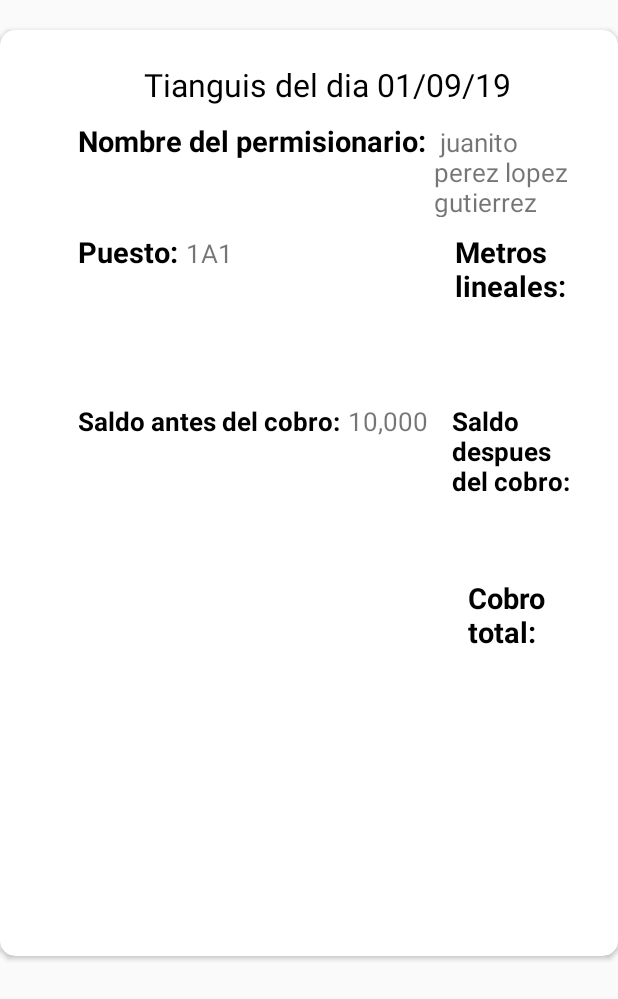
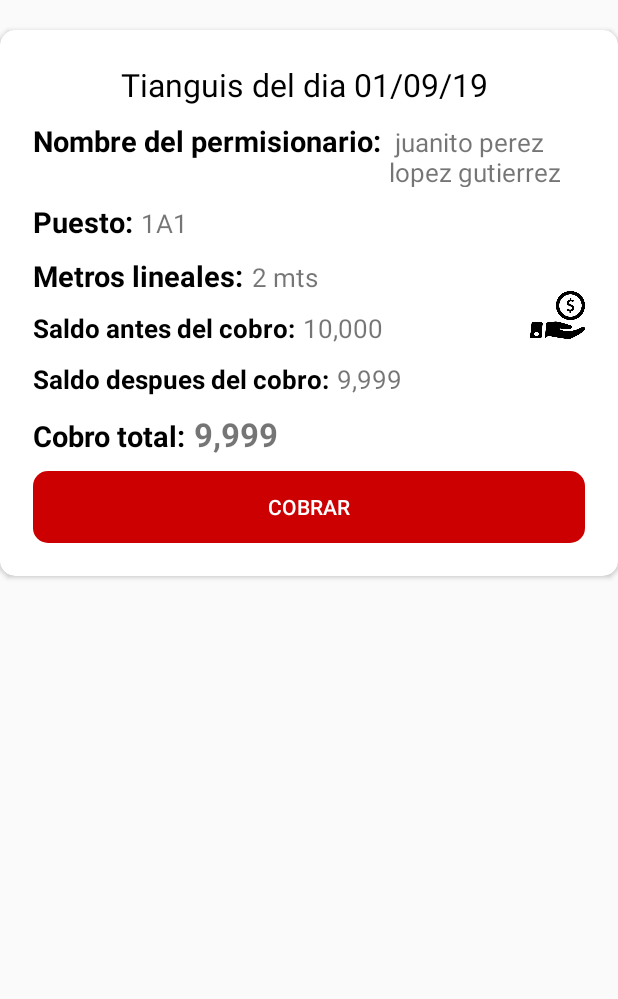
Before and after one commit to mmontoya11/TinguisGDL, an Android app: the layout item_payment.xml on its own in the app's theme, with its tools: preview values and no code run, on a phone screen of 412 x 824 dp. Shown: the top 999 px of the screen. Run offline under Robolectric (Android 15) with nearby library versions, the phone set to English and light mode, and no system bars.

Commit message:
Cambios en UX en cobro y asistencia

```diff
--- a/app/src/main/java/com/perspective/tinaguisgdl/Beans/AdapterPayment.java
+++ b/app/src/main/java/com/perspective/tinaguisgdl/Beans/AdapterPayment.java
@@ -102,6 +102,7 @@ public class AdapterPayment extends RecyclerView.Adapter<AdapterPayment.ViewHold
                 Log.v("pagos",ActivityCobro.gestion.insertarPagos(ActivityCobro.db,pagos) + " <-");
                 holder.btnImprimir.setVisibility(View.VISIBLE);
                 holder.mCobrar.setVisibility(View.GONE);
+                holder.mImageView.setImageResource(R.drawable.chceck);
             }
         });
 
@@ -110,9 +111,7 @@ public class AdapterPayment extends RecyclerView.Adapter<AdapterPayment.ViewHold
             public void onClick(View v) {
                 mBixolonPrinter = new BixolonPrinter(context, ActivityCobro.mHandler, null);
                 mBixolonPrinter.findBluetoothPrinters();
-
                 AlertDialog dialog = null;
-
                 ActivityCobro.showQrCodeDialog(dialog, context);
             }
         });
@@ -136,6 +135,7 @@ public class AdapterPayment extends RecyclerView.Adapter<AdapterPayment.ViewHold
         TextView mSaldoDespues;
         TextView mDescuento;
         TextView mCobroTotal;
+        ImageView mImageView;
 
 
         ViewHolder(View v) {
@@ -151,6 +151,7 @@ public class AdapterPayment extends RecyclerView.Adapter<AdapterPayment.ViewHold
             mDescuento = v.findViewById(R.id.tv_cobro_total);
             mCobroTotal = v.findViewById(R.id.tv_cobro_total);
             btnImprimir = v.findViewById(R.id.btnImprimir);
+            mImageView = v.findViewById(R.id.item_paymentImageView);
 
         }
     }
--- a/app/src/main/res/layout/item_payment.xml
+++ b/app/src/main/res/layout/item_payment.xml
@@ -12,7 +12,6 @@
         android:layout_width="match_parent"
         android:orientation="vertical"
         android:padding="22dp"
-        android:layout_marginLeft="30dp"
         android:layout_height="wrap_content">
         <TextView
             android:id="@+id/tv_nombre_tianguis"
@@ -23,32 +22,43 @@
             android:textColor="@android:color/black"
             android:text="Tianguis del dia 01/09/19 "/>
 
+
         <LinearLayout
-            android:layout_width="match_parent"
-            android:layout_height="wrap_content"
-            android:paddingRight="@dimen/padding_right"
-            android:orientation="horizontal">
-            <TextView
-                android:layout_marginTop="@dimen/padding_top"
             android:layout_width="wrap_content"
             android:layout_height="wrap_content"
-                android:textStyle="bold"
+            android:orientation="horizontal"
+            android:paddingRight="@dimen/padding_right">
+
+            <TextView
+                android:layout_width="wrap_content"
+                android:layout_height="wrap_content"
+                android:layout_marginTop="@dimen/padding_top"
+                android:text="@string/itempayment_nombre"
                 android:textColor="@android:color/black"
                 android:textSize="19sp"
-                android:text="@string/itempayment_nombre" />
+                android:textStyle="bold" />
+
             <TextView
                 android:id="@+id/tv_nombrePermisionario"
+                android:layout_width="wrap_content"
+                android:layout_height="wrap_content"
+                android:layout_marginLeft="@dimen/padding_right"
                 android:layout_marginTop="@dimen/padding_top"
-                android:layout_width="wrap_content"
-                android:textSize="17sp"
-                android:layout_marginLeft="@dimen/padding_right"
-                android:layout_height="wrap_content"
-                android:text=" juanito perez lopez gutierrez "/>
+                android:text=" juanito perez lopez gutierrez "
+                android:textSize="17sp" />
 
 
         </LinearLayout>
+        <RelativeLayout
+            android:layout_width="match_parent"
+            android:layout_height="wrap_content">
             <LinearLayout
-            android:layout_width="match_parent"
+                android:id="@+id/LinearLayout_datos_cobro"
+                android:layout_width="wrap_content"
+                android:layout_height="wrap_content"
+                android:orientation="vertical">
+                <LinearLayout
+                    android:layout_width="wrap_content"
                     android:layout_height="wrap_content"
                     android:paddingRight="@dimen/padding_right"
                     android:orientation="horizontal">
@@ -71,9 +81,17 @@
                         android:text="1A1"/>
 
 
+
+                </LinearLayout>
+                <LinearLayout
+                    android:layout_width="wrap_content"
+                    android:layout_height="wrap_content"
+                    android:paddingRight="@dimen/padding_right"
+                    android:orientation="horizontal">
+
+
                     <TextView
                         android:layout_marginTop="@dimen/padding_top"
-                android:layout_marginLeft="148dp"
                         android:layout_width="wrap_content"
                         android:layout_height="wrap_content"
                         android:textStyle="bold"
@@ -90,11 +108,9 @@
                         android:text="2 mts"/>
 
 
-
-
                 </LinearLayout>
                 <LinearLayout
-            android:layout_width="match_parent"
+                    android:layout_width="wrap_content"
                     android:layout_height="wrap_content"
                     android:paddingRight="@dimen/padding_right"
                     android:orientation="horizontal">
@@ -117,9 +133,20 @@
                         android:text="10,000"/>
 
 
+
+
+                </LinearLayout>
+
+                <LinearLayout
+                    android:layout_width="wrap_content"
+                    android:layout_height="wrap_content"
+                    android:paddingRight="@dimen/padding_right"
+                    android:orientation="horizontal">
+
+
+
                     <TextView
                         android:layout_marginTop="@dimen/padding_top"
-                android:layout_marginLeft="16dp"
                         android:layout_width="wrap_content"
                         android:layout_height="wrap_content"
                         android:textStyle="bold"
@@ -135,39 +162,18 @@
                         android:layout_height="wrap_content"
                         android:text="9,999"/>
 
-
-
-
                 </LinearLayout>
                 <LinearLayout
-            android:layout_width="match_parent"
+                    android:layout_width="wrap_content"
                     android:layout_height="wrap_content"
                     android:paddingRight="@dimen/padding_right"
                     android:orientation="horizontal">
 
-            <TextView
-                android:layout_marginTop="@dimen/padding_top"
-                android:layout_width="wrap_content"
-                android:layout_height="wrap_content"
-                android:textStyle="bold"
-                android:visibility="invisible"
-                android:textColor="@android:color/black"
-                android:textSize="18sp"
-                android:text="@string/itempayment_descuento" />
-            <TextView
-                android:id="@+id/tv_descuento"
-                android:layout_marginTop="@dimen/padding_top"
-                android:layout_width="wrap_content"
-                android:textSize="17sp"
-                android:visibility="invisible"
-                android:layout_marginLeft="@dimen/padding_right"
-                android:layout_height="wrap_content"
-                android:text="100%"/>
+
 
 
                     <TextView
                         android:layout_marginTop="@dimen/padding_top"
-                android:layout_marginLeft="120dp"
                         android:layout_width="wrap_content"
                         android:layout_height="wrap_content"
                         android:textStyle="bold"
@@ -185,25 +191,36 @@
                         android:text="9,999"/>
                 </LinearLayout>
 
+            </LinearLayout>
+            <ImageView
+                android:id="@+id/item_paymentImageView"
+                android:layout_toRightOf="@id/LinearLayout_datos_cobro"
+                android:layout_width="100dp"
+                android:src="@drawable/cobro"
+                android:layout_marginTop="35dp"
+                android:layout_marginLeft="80dp"
+                android:layout_height="100dp" />
+        </RelativeLayout>
+
+
         <Button
             android:id="@+id/btn_registrar_cobro"
-            android:layout_marginLeft="400dp"
             android:textColor="@android:color/white"
+            android:layout_marginTop="10dp"
             android:visibility="visible"
-            android:background="@drawable/btn_rounded"
+            android:background="@drawable/btn_rounded_red"
             android:text="Cobrar"
-            android:layout_width="wrap_content"
+            android:layout_width="match_parent"
             android:layout_height="wrap_content"
             />
 
         <Button
             android:id="@+id/btnImprimir"
-            android:layout_marginLeft="400dp"
             android:textColor="@android:color/white"
             android:visibility="gone"
-            android:background="@drawable/btn_rounded"
+            android:background="@drawable/btn_rounded_green"
             android:text="Imprimir"
-            android:layout_width="wrap_content"
+            android:layout_width="match_parent"
             android:layout_height="wrap_content"
             android:layout_marginTop="10dp"
             />
```
Also changed, not shown: app/src/main/java/com/perspective/tinaguisgdl/ActivityAsistencia.java (+31 -1 lines), app/src/main/res/layout/activity_asistencia.xml (+20 -10 lines). Lines whose indentation alone changed are shown as unchanged.
